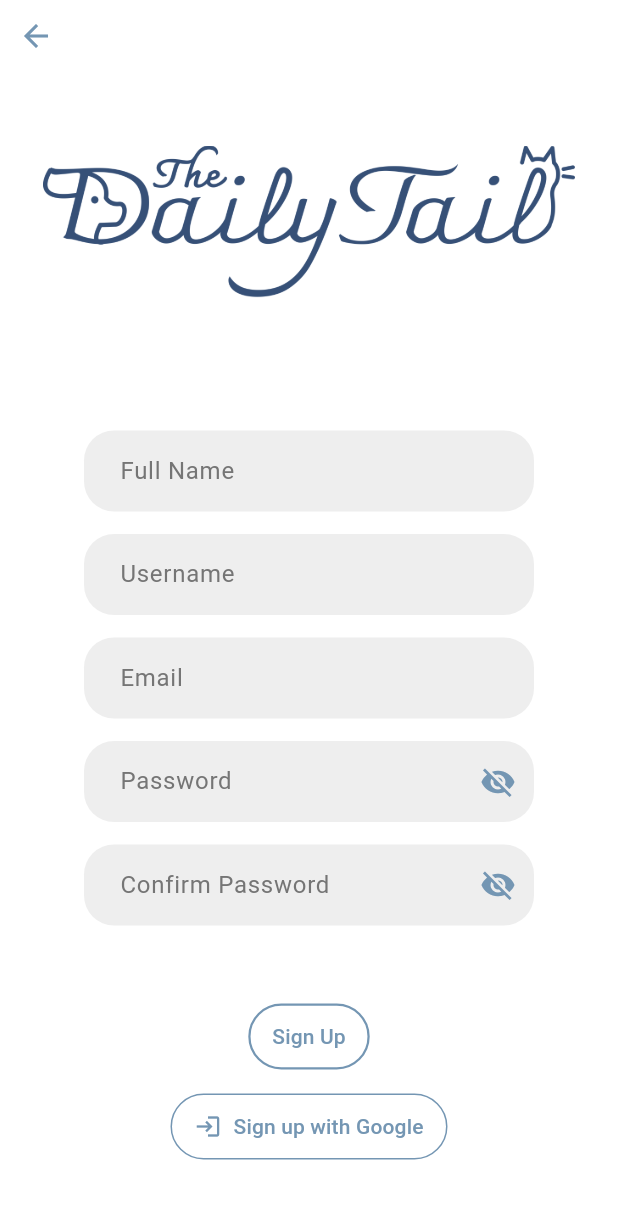
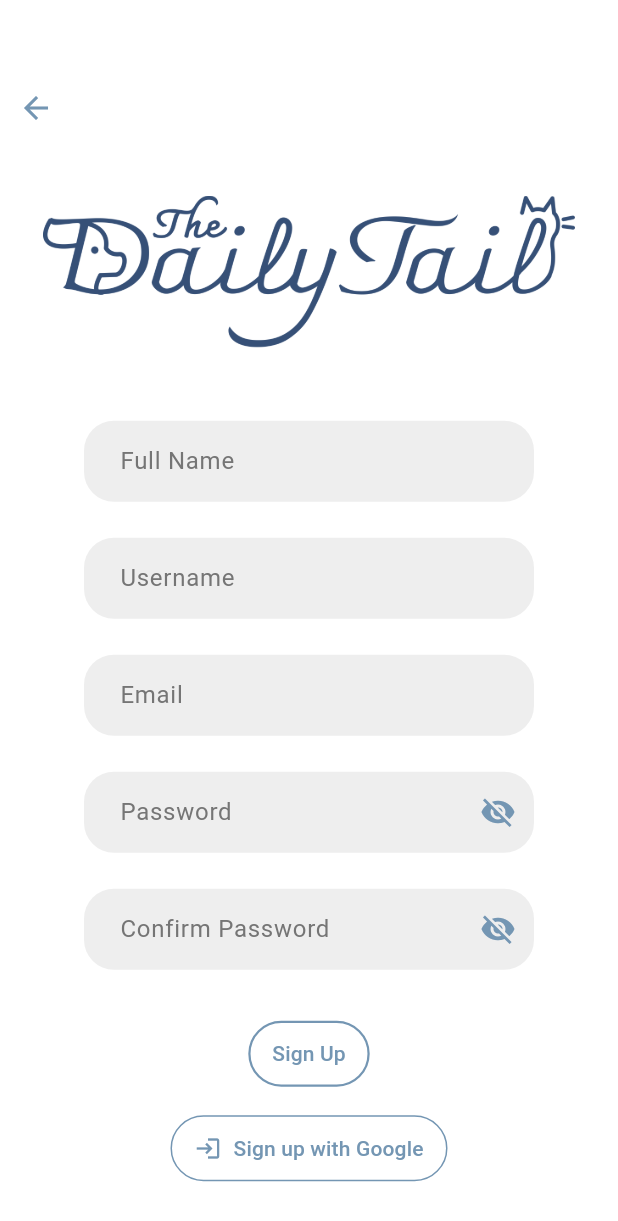
Before and after one commit to dluzong/TheDailyTail, a Flutter app: the screen it shows after launch, after a tap on "Sign Up", on a phone screen of 412 x 824 dp. Shown: the top 1221 px of the screen. Run offline on Flutter 3.47's test engine with Material 3 defaults, Android fonts, the phone set to English and light mode, and no system bars; our stand-ins replace flutter_dotenv, google_fonts, image_picker, lottie, shared_preferences, smooth_page_indicator and 3 more; accounts and stored records are empty.

Commit message:
modified spaces/padding

```diff
--- a/frontend/lib/screens/launch_screen.dart
+++ b/frontend/lib/screens/launch_screen.dart
@@ -36,7 +36,7 @@ class LaunchScreen extends StatelessWidget {
                   );
                 },
               ),
-              const SizedBox(height: 12),
+              const SizedBox(height: 24),
               buildAppButton(
                 text: "Sign Up",
                 onPressed: () {
--- a/frontend/lib/screens/login_screen.dart
+++ b/frontend/lib/screens/login_screen.dart
@@ -137,11 +137,9 @@ Widget build(BuildContext context) {
                       children: [
                         const SizedBox(height: 20),
                         buildAppTitle(),
-                        const SizedBox(height: 25),
-                        // buildDogIcon(),
-                        const SizedBox(height: 35),
+                        const SizedBox(height: 20), // Adjusted spacing after logo
                         buildAppTextField(hint: "Email", controller: _email, context: context),
-                        const SizedBox(height: 15),
+                        const SizedBox(height: 24),
                         buildAppTextField(
                           hint: "Password",
                           obscure: _obscurePassword,
--- a/frontend/lib/screens/signup_screen.dart
+++ b/frontend/lib/screens/signup_screen.dart
@@ -284,9 +284,12 @@ class _SignUpScreenState extends State<SignUpScreen> {
           children: [
             Align(
               alignment: Alignment.centerLeft,
-              child: IconButton(
-                icon: const Icon(Icons.arrow_back, color: Color(0xFF7496B3)),
-                onPressed: () => Navigator.pop(context),
+              child: Padding(
+                padding: const EdgeInsets.only(top: 48), // Match login_screen
+                child: IconButton(
+                  icon: const Icon(Icons.arrow_back, color: Color(0xFF7496B3)),
+                  onPressed: () => Navigator.pop(context),
+                ),
               ),
             ),
             Expanded(
@@ -295,22 +298,21 @@ class _SignUpScreenState extends State<SignUpScreen> {
                   padding: const EdgeInsets.symmetric(horizontal: 24),
                   child: Column(
                     children: [
-                      buildAppTitle(),
-                      const SizedBox(height: 25),
-                      const SizedBox(height: 35),
-                      buildAppTextField(
+                        buildAppTitle(),
+                        const SizedBox(height: 20), // Adjusted spacing after logo
+                        buildAppTextField(
                           hint: "Full Name",
                           controller: _fullName,
                           context: context),
-                      const SizedBox(height: 15),
+                      const SizedBox(height: 24),
                       buildAppTextField(
                           hint: "Username",
                           controller: _username,
                           context: context),
-                      const SizedBox(height: 15),
+                      const SizedBox(height: 24),
                       buildAppTextField(
                           hint: "Email", controller: _email, context: context),
-                      const SizedBox(height: 15),
+                      const SizedBox(height: 24),
                       buildAppTextField(
                         hint: "Password",
                         controller: _password,
@@ -330,7 +332,7 @@ class _SignUpScreenState extends State<SignUpScreen> {
                           },
                         ),
                       ),
-                      const SizedBox(height: 15),
+                      const SizedBox(height: 24),
                       buildAppTextField(
                         hint: "Confirm Password",
                         controller: _confirmPassword,
@@ -351,8 +353,8 @@ class _SignUpScreenState extends State<SignUpScreen> {
                           },
                         ),
                       ),
-                      const SizedBox(height: 25),
-                      const SizedBox(height: 25),
+                      const SizedBox(height: 32),
+                      // const SizedBox(height: 25),
                       OutlinedButton(
                         onPressed: _isLoading
                             ? null
@@ -368,7 +370,7 @@ class _SignUpScreenState extends State<SignUpScreen> {
                         ),
                         child: Text(_isLoading ? 'Signing Up...' : 'Sign Up'),
                       ),
-                      const SizedBox(height: 12),
+                      const SizedBox(height: 15),
                       OutlinedButton.icon(
                         onPressed: _isLoading ? null : signInWithGoogle,
                         icon: const Icon(Icons.login, color: Color(0xFF7496B3)),
```
